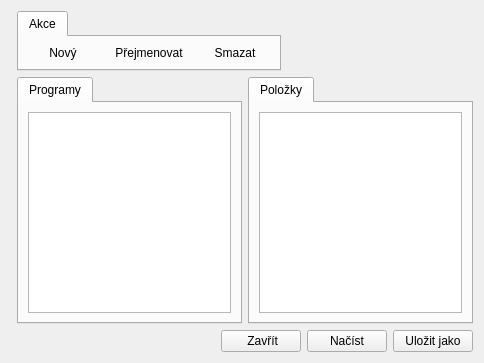
The window that src/gui/playlistsdialog.ui (CZDanol/StrawLumen) describes before a commit, drawn with Qt 5.
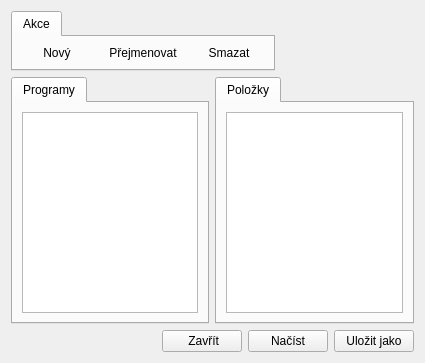
The same window after the commit. Icons and pictures are not drawn.

```diff
--- a/src/gui/playlistsdialog.ui
+++ b/src/gui/playlistsdialog.ui
@@ -9,7 +9,7 @@
    <rect>
     <x>0</x>
     <y>0</y>
-    <width>484</width>
+    <width>425</width>
     <height>363</height>
    </rect>
   </property>
@@ -226,7 +226,7 @@
      </widget>
     </widget>
    </item>
-   <item row="3" column="0" colspan="3">
+   <item row="3" column="1" colspan="2">
     <layout class="QHBoxLayout" name="horizontalLayout">
      <item>
       <spacer name="horizontalSpacer">
```
